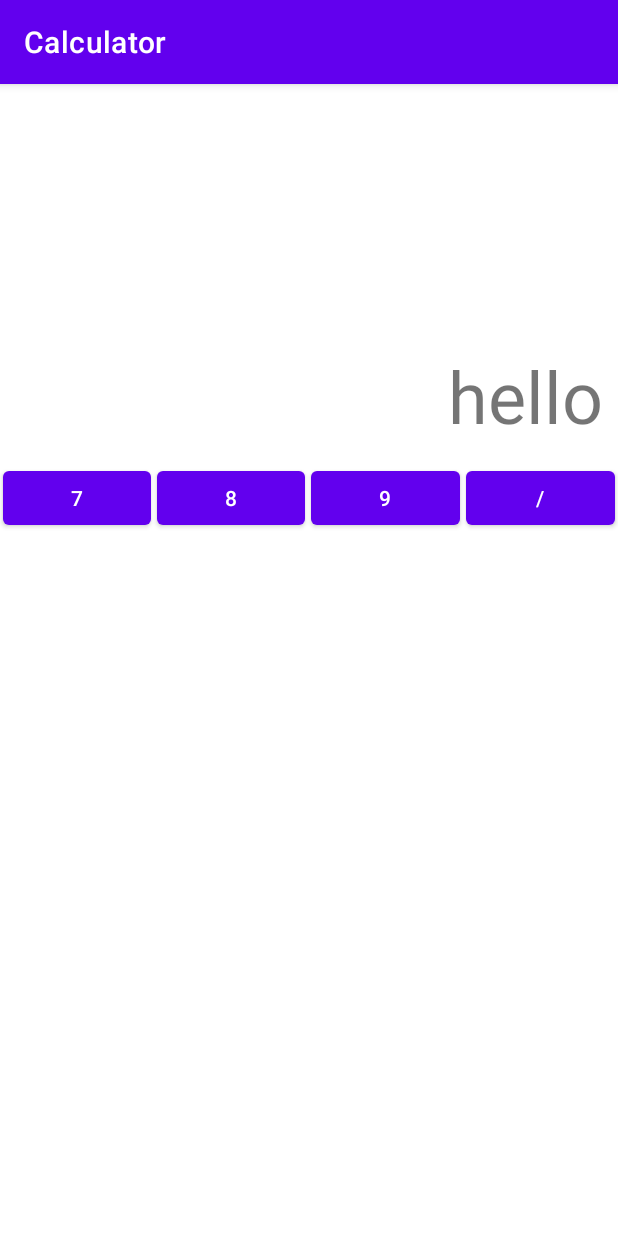
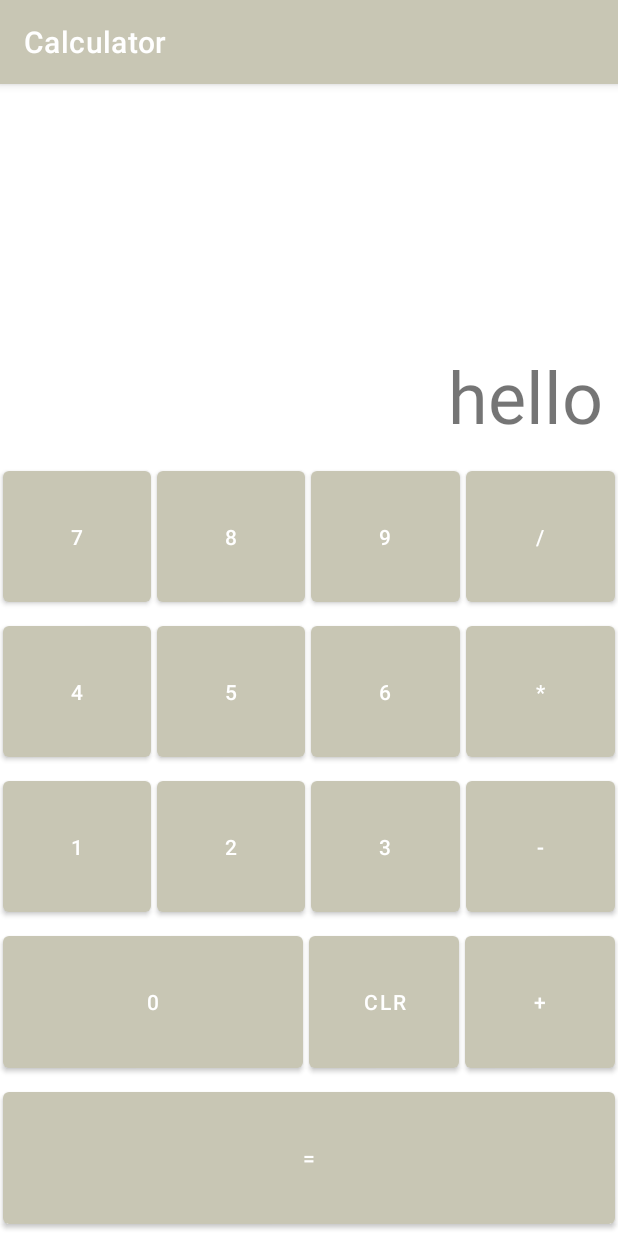
Before and after one commit to ygs3004/StudyAndroid, an Android app: the screen it shows after launch (MainActivity), on a phone screen of 412 x 824 dp. Run offline under Robolectric (Android 15) with nearby library versions, the phone set to English and light mode, and no system bars.

Commit message:
[2023/07/22] udemy Android 12 및 Kotlin - 섹션 6: 계산기 > 94강: 선형 레이아웃을 이용해서 계산기 UI 만들기 파트2

```diff
--- a/Calculator/app/src/main/res/layout/activity_main.xml
+++ b/Calculator/app/src/main/res/layout/activity_main.xml
@@ -20,6 +20,7 @@
         android:layout_width="match_parent"
         android:layout_height="wrap_content"
         android:orientation="horizontal"
+        android:layout_weight="1"
         >
 
         <Button
@@ -56,4 +57,136 @@
             android:text="@string/divide" />
     </LinearLayout>
 
+    <LinearLayout
+        android:layout_width="match_parent"
+        android:layout_height="wrap_content"
+        android:orientation="horizontal"
+        android:layout_weight="1"
+        >
+
+        <Button
+            android:id="@+id/btnFour"
+            android:layout_width="0dp"
+            android:layout_height="match_parent"
+            android:layout_weight="1"
+            android:layout_margin="2dp"
+            android:onClick="onDigit"
+            android:text="@string/four" />
+        <Button
+            android:id="@+id/btnFive"
+            android:layout_width="0dp"
+            android:layout_height="match_parent"
+            android:layout_weight="1"
+            android:layout_margin="2dp"
+            android:onClick="onDigit"
+            android:text="@string/five" />
+        <Button
+            android:id="@+id/btnSix"
+            android:layout_width="0dp"
+            android:layout_height="match_parent"
+            android:layout_weight="1"
+            android:layout_margin="2dp"
+            android:onClick="onDigit"
+            android:text="@string/six" />
+        <Button
+            android:id="@+id/btnMultiply"
+            android:layout_width="0dp"
+            android:layout_height="match_parent"
+            android:layout_weight="1"
+            android:layout_margin="2dp"
+            android:onClick="onDigit"
+            android:text="@string/multiply" />
+    </LinearLayout>
+
+    <LinearLayout
+        android:layout_width="match_parent"
+        android:layout_height="wrap_content"
+        android:orientation="horizontal"
+        android:layout_weight="1"
+        >
+
+        <Button
+            android:id="@+id/btnOne"
+            android:layout_width="0dp"
+            android:layout_height="match_parent"
+            android:layout_weight="1"
+            android:layout_margin="2dp"
+            android:onClick="onDigit"
+            android:text="@string/one" />
+        <Button
+            android:id="@+id/btnTwo"
+            android:layout_width="0dp"
+            android:layout_height="match_parent"
+            android:layout_weight="1"
+            android:layout_margin="2dp"
+            android:onClick="onDigit"
+            android:text="@string/two" />
+        <Button
+            android:id="@+id/btnThree"
+            android:layout_width="0dp"
+            android:layout_height="match_parent"
+            android:layout_weight="1"
+            android:layout_margin="2dp"
+            android:onClick="onDigit"
+            android:text="@string/three" />
+        <Button
+            android:id="@+id/btnSubtract"
+            android:layout_width="0dp"
+            android:layout_height="match_parent"
+            android:layout_weight="1"
+            android:layout_margin="2dp"
+            android:onClick="onDigit"
+            android:text="@string/subtract" />
+    </LinearLayout>
+
+    <LinearLayout
+        android:layout_width="match_parent"
+        android:layout_height="wrap_content"
+        android:orientation="horizontal"
+        android:layout_weight="1"
+        >
+
+        <Button
+            android:id="@+id/btnZero"
+            android:layout_width="0dp"
+            android:layout_height="match_parent"
+            android:layout_weight="2"
+            android:layout_margin="2dp"
+            android:onClick="onDigit"
+            android:text="@string/zero" />
+        <Button
+            android:id="@+id/btnCLR"
+            android:layout_width="0dp"
+            android:layout_height="match_parent"
+            android:layout_weight="1"
+            android:layout_margin="2dp"
+            android:onClick="onDigit"
+            android:text="@string/clr" />
+        <Button
+            android:id="@+id/btnAdd"
+            android:layout_width="0dp"
+            android:layout_height="match_parent"
+            android:layout_weight="1"
+            android:layout_margin="2dp"
+            android:onClick="onDigit"
+            android:text="@string/plus" />
+    </LinearLayout>
+
+    <LinearLayout
+        android:layout_width="match_parent"
+        android:layout_height="wrap_content"
+        android:orientation="horizontal"
+        android:layout_weight="1"
+        >
+
+        <Button
+            android:id="@+id/btnEqual"
+            android:layout_width="0dp"
+            android:layout_height="match_parent"
+            android:layout_weight="1"
+            android:layout_margin="2dp"
+            android:onClick="onDigit"
+            android:text="@string/equals" />
+    </LinearLayout>
+
 </LinearLayout>
--- a/Calculator/app/src/main/res/values/colors.xml
+++ b/Calculator/app/src/main/res/values/colors.xml
@@ -8,4 +8,5 @@
     <color name="black">#FF000000</color>
     <color name="white">#FFFFFFFF</color>
     <color name="light_grey">#EFEFEF</color>
+    <color name="mainColor">#C8C6B4</color>
 </resources>
--- a/Calculator/app/src/main/res/values/strings.xml
+++ b/Calculator/app/src/main/res/values/strings.xml
@@ -12,4 +12,9 @@
     <string name="eight">8</string>
     <string name="nine">9</string>
     <string name="divide">/</string>
+    <string name="multiply">*</string>
+    <string name="subtract">-</string>
+    <string name="clr">clr</string>
+    <string name="plus">+</string>
+    <string name="equals">=</string>
 </resources>
--- a/Calculator/app/src/main/res/values/themes.xml
+++ b/Calculator/app/src/main/res/values/themes.xml
@@ -2,8 +2,8 @@
     <!-- Base application theme. -->
     <style name="Theme.Calculator" parent="Theme.MaterialComponents.DayNight.DarkActionBar">
         <!-- Primary brand color. -->
-        <item name="colorPrimary">@color/purple_500</item>
-        <item name="colorPrimaryVariant">@color/purple_700</item>
+        <item name="colorPrimary">@color/mainColor</item>
+        <item name="colorPrimaryVariant">@color/mainColor</item>
         <item name="colorOnPrimary">@color/white</item>
         <!-- Secondary brand color. -->
         <item name="colorSecondary">@color/teal_200</item>
```
